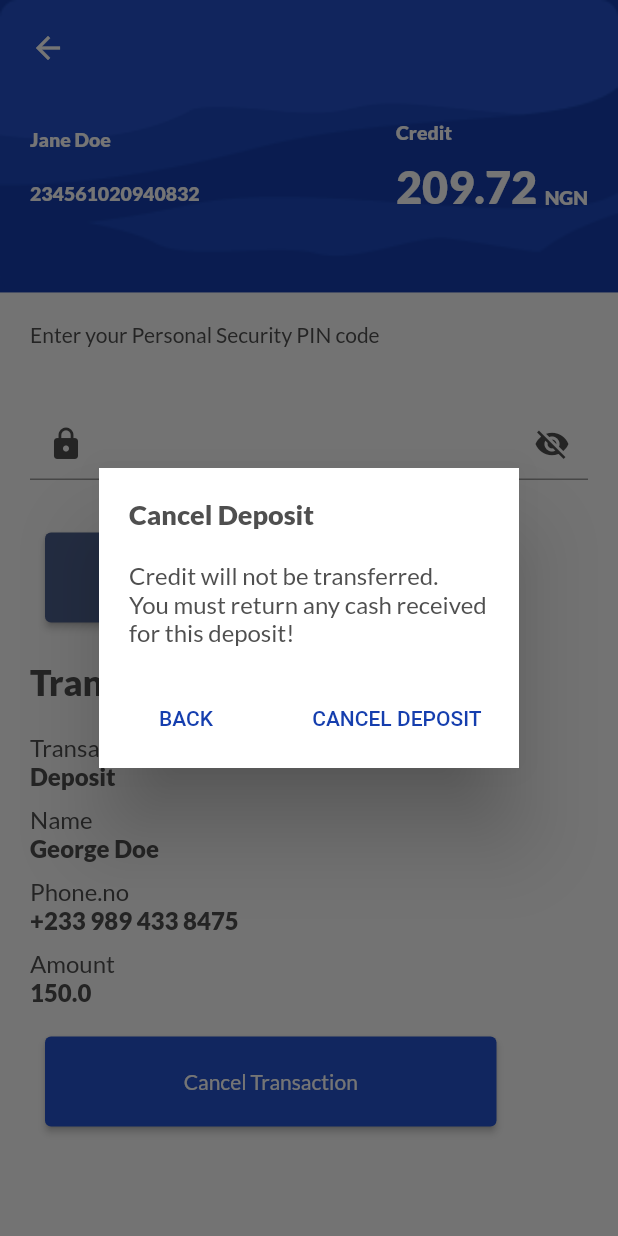
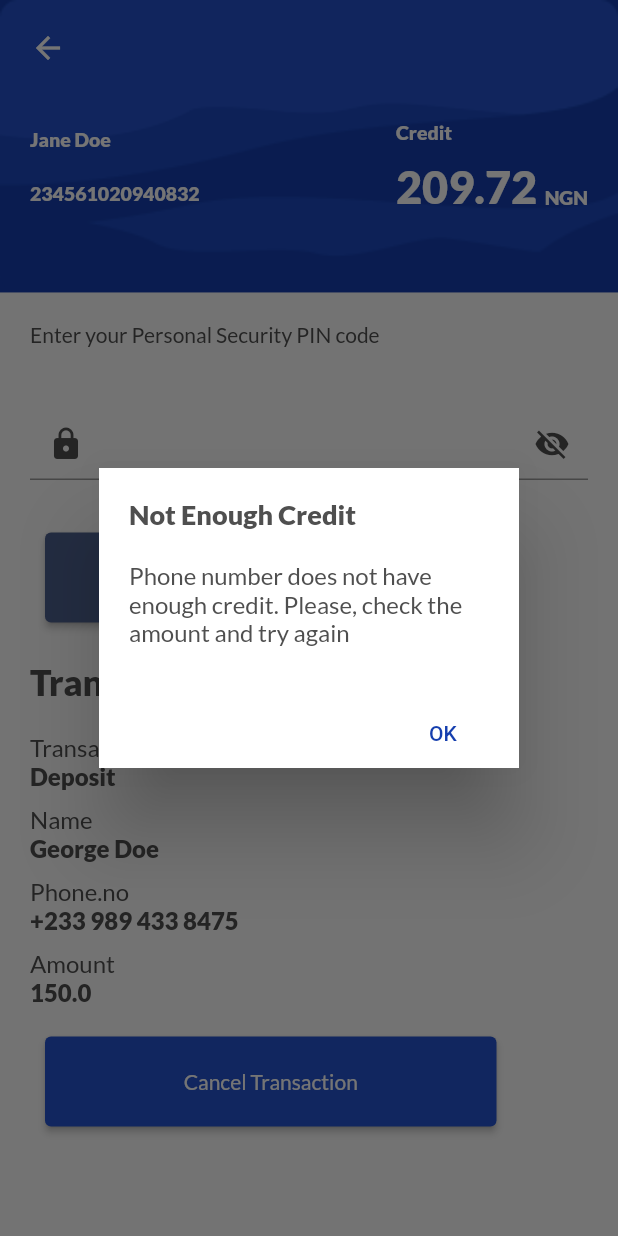
Before and after one commit to sobuur0/super_agent_with_flutter, a Flutter app: the DepositTransactionsPage screen opened directly, after a tap on "Cancel Transaction", on a phone screen of 412 x 824 dp. Run offline on Flutter 3.47's test engine with Material 2 defaults, Android fonts, the phone set to English and light mode, and no system bars; our stand-ins replace google_fonts.

Commit message:
implemented not_enough_credit dialog

```diff
--- a/lib/presentation/pages/deposit_transactions.dart
+++ b/lib/presentation/pages/deposit_transactions.dart
@@ -3,6 +3,7 @@ import 'package:flutter/cupertino.dart';
 import 'package:super_agent_with_flutter/constants/app_styles.dart';
 import 'package:super_agent_with_flutter/presentation/pages/deposit_successful_page.dart';
 import 'package:super_agent_with_flutter/presentation/widgets/cancel_deposit_dialog.dart';
+import 'package:super_agent_with_flutter/presentation/widgets/not_enough_credit_dialog.dart';
 import 'package:super_agent_with_flutter/presentation/widgets/user_details_card.dart';
 import 'package:super_agent_with_flutter/presentation/widgets/widget_action_button.dart';
 
@@ -188,7 +189,7 @@ class _DepositTransactionsPageState extends State<DepositTransactionsPage> {
                   onTap: () {
                     showDialog(
                       context: context,
-                      builder: (BuildContext context) => CancelDepositDialog(),
+                      builder: (BuildContext context) => NotEnoughCreditDialog(),
                     );
                   },
                   buttonColor: Color(0xFF2553CF),
--- /dev/null
+++ b/lib/presentation/widgets/not_enough_credit_dialog.dart
@@ -0,0 +1,57 @@
+import 'package:flutter/material.dart';
+import 'package:flutter/cupertino.dart';
+import 'package:super_agent_with_flutter/constants/app_styles.dart';
+
+class NotEnoughCreditDialog extends StatelessWidget {
+  const NotEnoughCreditDialog({Key? key}) : super(key: key);
+
+  @override
+  Widget build(BuildContext context) {
+    return Dialog(
+      child: Container(
+        height: 200,
+        width: 280,
+        color: Colors.white,
+        child: Column(
+          crossAxisAlignment: CrossAxisAlignment.start,
+          children: <Widget>[
+            Padding(
+              padding: const EdgeInsets.symmetric(
+                horizontal: 20,
+                vertical: 20,
+              ),
+              child: Text(
+                'Not Enough Credit',
+                style: AppStyles.latoBold(
+                  color: Color(0xFF4F4F4F),
+                  size: 18,
+                ),
+              ),
+            ),
+            Padding(
+              padding: const EdgeInsets.symmetric(
+                horizontal: 20,
+              ),
+              child: Text(
+                'Phone number does not have \nenough credit. Please, check the \namount and try again ',
+                style: AppStyles.latoRegular(
+                  color: Color(0xFF4F4F4F),
+                  size: 16,
+                ),
+              ),
+            ),
+            Padding(
+              padding: const EdgeInsets.fromLTRB(220, 50, 20, 0),
+              child: Text(
+                'OK',
+                style: AppStyles.robotoMedium(
+                  color: Color(0xFF153EAE),
+                ),
+              ),
+            ),
+          ],
+        ),
+      ),
+    );
+  }
+}
```
